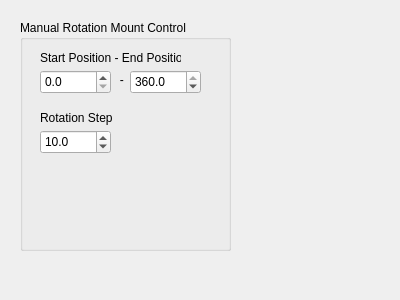
This is Avasoft_thorlabs_kikkare/rotation_mount_settings_widget.ui in AlwaysLati/thorlabs_rotation_stage_controller as Qt 5 draws it before an edit. The edited form follows.
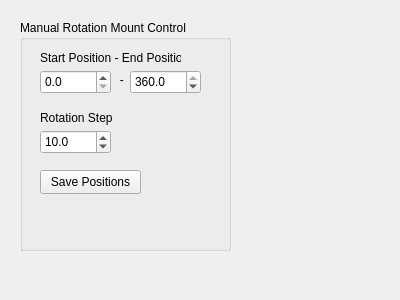
This is the edited form.

The edit to the form file:
```diff
--- a/Avasoft_thorlabs_kikkare/rotation_mount_settings_widget.ui
+++ b/Avasoft_thorlabs_kikkare/rotation_mount_settings_widget.ui
@@ -121,6 +121,19 @@
      <double>10.000000000000000</double>
     </property>
    </widget>
+   <widget class="QPushButton" name="pushButton">
+    <property name="geometry">
+     <rect>
+      <x>20</x>
+      <y>150</y>
+      <width>101</width>
+      <height>24</height>
+     </rect>
+    </property>
+    <property name="text">
+     <string>Save Positions</string>
+    </property>
+   </widget>
   </widget>
  </widget>
  <resources/>
```
